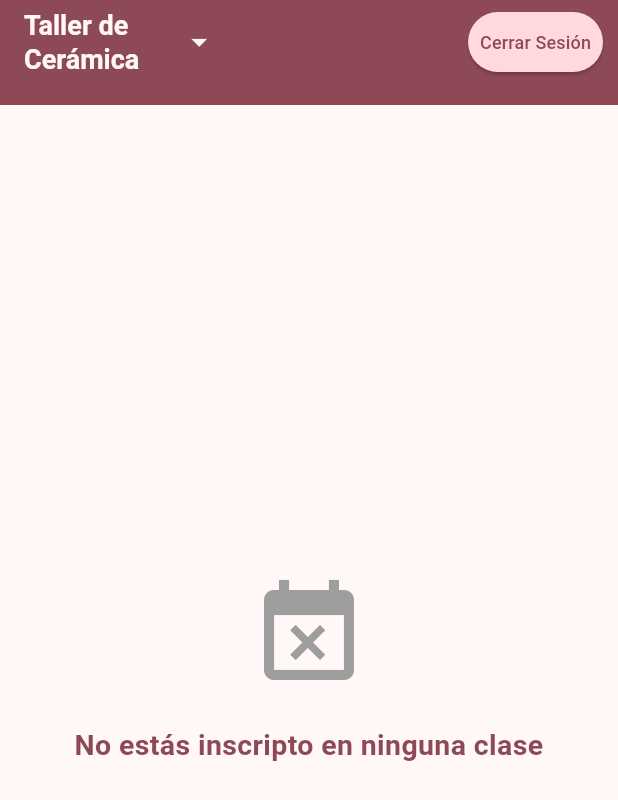
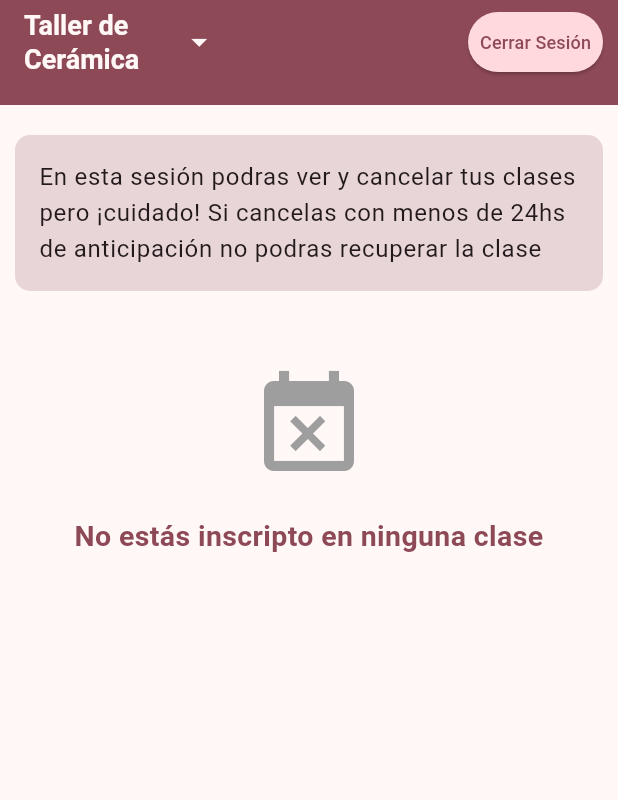
Before and after one commit to manu-180/tallerceramicaweb, a Flutter app: the MisClasesScreen screen opened by its route, on a phone screen of 412 x 824 dp. Shown: the top 800 px of the screen. Run offline on Flutter 3.47's test engine with Material 3 defaults, Android fonts, the light colour scheme and no system bars; our stand-ins replace flutter_dotenv, flutter_riverpod, go_router, supabase_flutter; accounts and stored records are empty.

Commit message:
variables de entorno y textos

```diff
--- a/lib/presentation/screens/mis_clases_screens.dart
+++ b/lib/presentation/screens/mis_clases_screens.dart
@@ -60,7 +60,24 @@ class _MisClasesScreenState extends ConsumerState<MisClasesScreen> {
               ],
             ),
           )
-          : clasesDelUsuario.isEmpty
+        : Column(
+            children: [
+              Padding(
+                padding: const EdgeInsets.fromLTRB(10, 20, 10, 0),
+                child: Container(
+                  padding: const EdgeInsets.all(16),
+                  decoration: BoxDecoration(
+                    color: color.primary.withOpacity(0.20), // Puedes cambiar el color
+                    borderRadius: BorderRadius.circular(10),
+                  ),
+                  child: Text(
+                    "En esta sesión podras ver y cancelar tus clases pero ¡cuidado! Si cancelas con menos de 24hs de anticipación no podras recuperar la clase", // El texto que deseas mostrar
+                    style: Theme.of(context).textTheme.bodyLarge,
+                  ),
+                ),
+              ),
+              const SizedBox(height: 50),
+              clasesDelUsuario.isEmpty
                   ? Center(
                       child: Column(
                         mainAxisSize: MainAxisSize.min,
@@ -79,7 +96,8 @@ class _MisClasesScreenState extends ConsumerState<MisClasesScreen> {
                         ],
                       ),
                     )
-              : ListView.builder(
+                  : Expanded(
+                      child: ListView.builder(
                         itemCount: clasesDelUsuario.length,
                         itemBuilder: (context, index) {
                           final clase = clasesDelUsuario[index];
@@ -107,8 +125,7 @@ class _MisClasesScreenState extends ConsumerState<MisClasesScreen> {
                                     );
                                   },
                                   style: TextButton.styleFrom(
-                              backgroundColor:
-                                  const Color.fromARGB(166, 252, 93, 93),
+                                    backgroundColor: const Color.fromARGB(166, 252, 93, 93),
                                   ),
                                   child: Text(
                                     'Cancelar',
@@ -123,8 +140,12 @@ class _MisClasesScreenState extends ConsumerState<MisClasesScreen> {
                           );
                         },
                       ),
+                    ),
+            ],
+          ),
   );
 }
+
 
   void cancelarClase(int claseId, String fullname) async {
     // Simula cancelar la inscripción en la clase
--- a/lib/presentation/screens/turnos_screen.dart
+++ b/lib/presentation/screens/turnos_screen.dart
@@ -134,7 +134,7 @@ class _TurnosScreenState extends State<TurnosScreen> {
       body: Column(
         children: [
           Padding(
-            padding: const EdgeInsets.all(10),
+            padding: const EdgeInsets.fromLTRB(10, 20, 10,0),
             child: Container(
                 padding: const EdgeInsets.all(16),
                 decoration: BoxDecoration(
```
Lines whose indentation alone changed are shown as unchanged.
